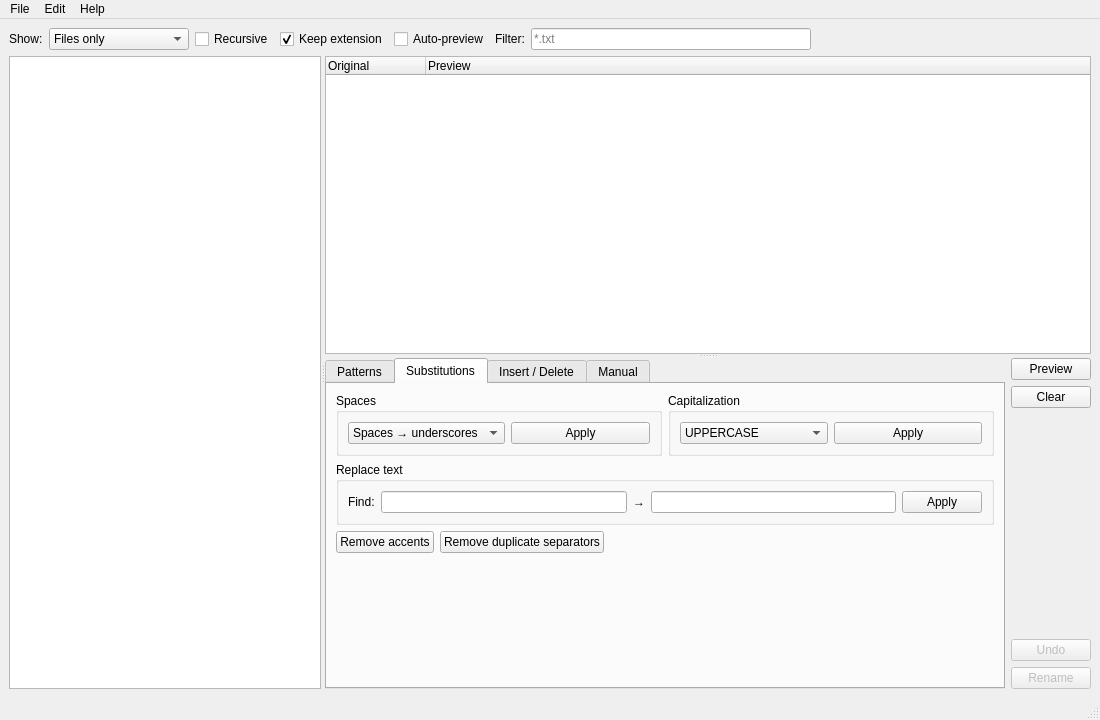
Old version of the form src/pbrenamer/ui/main_window.ui in the repository ppoilbarbe/PBRenamer.
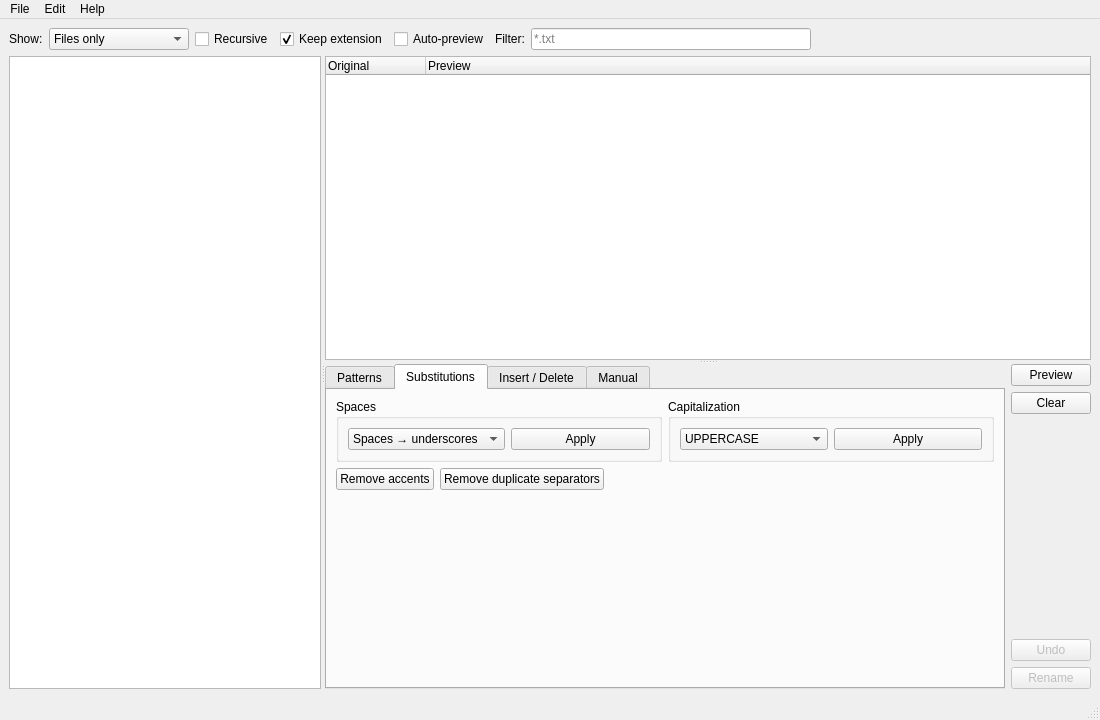
New version of the form. The open tabs and pages were chosen to show the change.

Commit message: feat: icon, about i18n, pattern/regex/plain-text search modes, remove Replace-text tab

Patch:
```diff
--- a/src/pbrenamer/ui/main_window.ui
+++ b/src/pbrenamer/ui/main_window.ui
@@ -150,6 +150,40 @@
                </item>
               </layout>
              </item>
+             <item>
+              <layout class="QHBoxLayout">
+               <item>
+                <widget class="QRadioButton" name="radPattern">
+                 <property name="text"><string>Pattern</string></property>
+                 <property name="checked"><bool>true</bool></property>
+                 <property name="toolTip"><string>Search using pattern tokens</string></property>
+                 <property name="statusTip"><string>Match file names using pattern tokens ({#}, {L}, {X}…)</string></property>
+                </widget>
+               </item>
+               <item>
+                <widget class="QRadioButton" name="radRegex">
+                 <property name="text"><string>Regular expression</string></property>
+                 <property name="toolTip"><string>Search using a Python regular expression</string></property>
+                 <property name="statusTip"><string>Match file names using a Python regular expression; use \1 \2… for backreferences in the replacement</string></property>
+                </widget>
+               </item>
+               <item>
+                <widget class="QRadioButton" name="radPlainText">
+                 <property name="text"><string>Plain text</string></property>
+                 <property name="toolTip"><string>Search for a literal string</string></property>
+                 <property name="statusTip"><string>Match file names by looking for the search text as a literal string</string></property>
+                </widget>
+               </item>
+               <item>
+                <spacer>
+                 <property name="orientation"><enum>Qt::Horizontal</enum></property>
+                 <property name="sizeHint" stdset="0">
+                  <size><width>40</width><height>20</height></size>
+                 </property>
+                </spacer>
+               </item>
+              </layout>
+             </item>
              <item>
               <layout class="QHBoxLayout">
                <item>
@@ -268,52 +302,6 @@
                </item>
               </layout>
              </item>
-             <item>
-              <widget class="QGroupBox" name="grpReplace">
-               <property name="title"><string>Replace text</string></property>
-               <layout class="QHBoxLayout">
-                <item>
-                 <widget class="QLabel">
-                  <property name="text"><string>Find:</string></property>
-                 </widget>
-                </item>
-                <item>
-                 <widget class="QLineEdit" name="edtReplaceOrig">
-                  <property name="sizePolicy">
-                   <sizepolicy hsizetype="Expanding" vsizetype="Fixed">
-                    <horstretch>1</horstretch><verstretch>0</verstretch>
-                   </sizepolicy>
-                  </property>
-                  <property name="toolTip"><string>Text to search for</string></property>
-                  <property name="statusTip"><string>Literal string to find in each file name</string></property>
-                 </widget>
-                </item>
-                <item>
-                 <widget class="QLabel">
-                  <property name="text"><string>→</string></property>
-                 </widget>
-                </item>
-                <item>
-                 <widget class="QLineEdit" name="edtReplaceDest">
-                  <property name="sizePolicy">
-                   <sizepolicy hsizetype="Expanding" vsizetype="Fixed">
-                    <horstretch>1</horstretch><verstretch>0</verstretch>
-                   </sizepolicy>
-                  </property>
-                  <property name="toolTip"><string>Replacement text</string></property>
-                  <property name="statusTip"><string>String to substitute in place of every occurrence found</string></property>
-                 </widget>
-                </item>
-                <item>
-                 <widget class="QPushButton" name="btnApplyReplace">
-                  <property name="text"><string>Apply</string></property>
-                  <property name="toolTip"><string>Apply text replacement</string></property>
-                  <property name="statusTip"><string>Replace all occurrences of the search text in the file list preview</string></property>
-                 </widget>
-                </item>
-               </layout>
-              </widget>
-             </item>
              <item>
               <layout class="QHBoxLayout">
                <item>
```
The commit also changes 13 other files.
